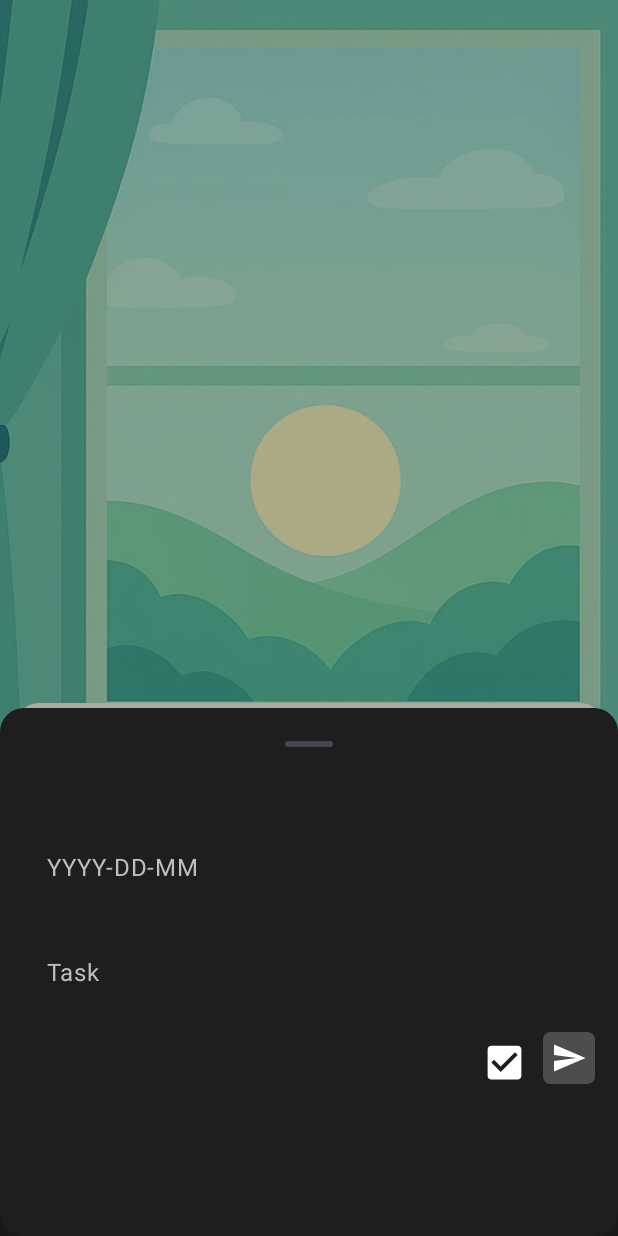
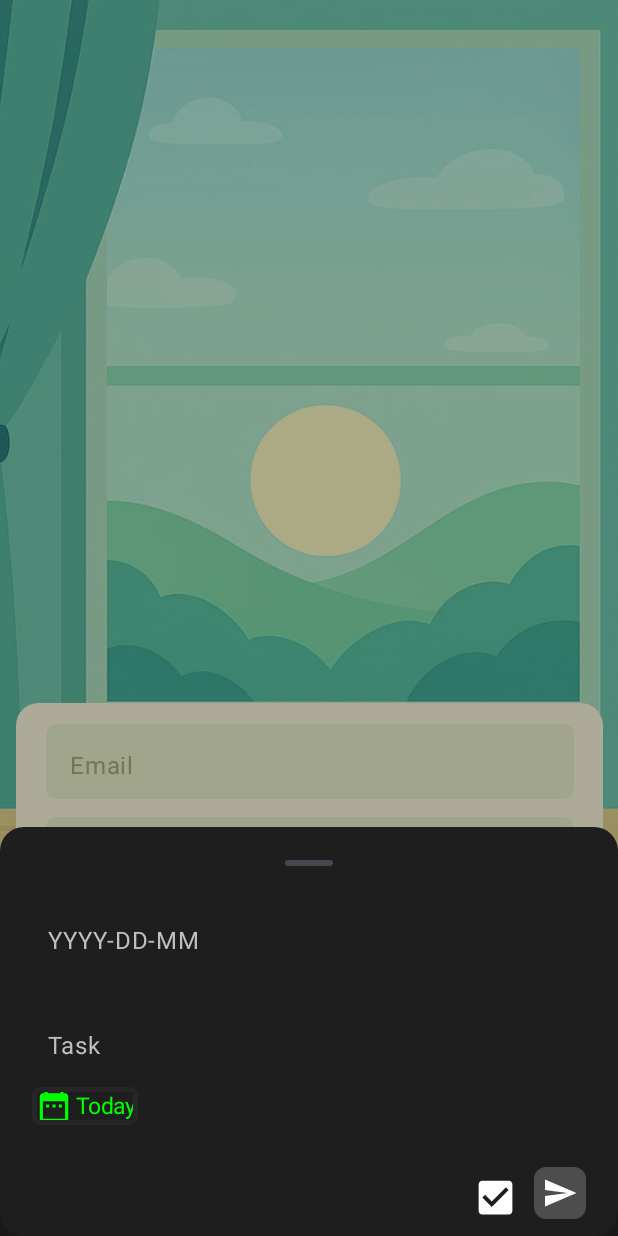
Before and after one commit to DTIXD/Everyday-Tasks, an Android app built with Jetpack Compose: the screen it shows after launch (MainActivity), after a tap on "Add", on a phone screen of 412 x 824 dp. Run offline under Robolectric (Android 15) with nearby library versions, the phone set to English and light mode, and no system bars; our stand-ins replace Firebase (no records; nobody signed in at launch, a user with empty details on screens opened directly); 1 other tap on this screen came first.

Commit message:
Better Design + DateSelect Button In ModelBottomSheet

```diff
--- a/app/src/main/java/com/example/everydaytasks/MainActivity.kt
+++ b/app/src/main/java/com/example/everydaytasks/MainActivity.kt
@@ -9,6 +9,7 @@
 import androidx.annotation.RequiresApi
 import androidx.compose.foundation.Image
 import androidx.compose.foundation.background
+import androidx.compose.foundation.border
 import androidx.compose.foundation.clickable
 import androidx.compose.foundation.layout.Arrangement
 import androidx.compose.foundation.layout.Box
@@ -26,6 +27,7 @@
 import androidx.compose.foundation.shape.RoundedCornerShape
 import androidx.compose.material.icons.Icons
 import androidx.compose.material.icons.filled.Add
+import androidx.compose.material.icons.filled.DateRange
 import androidx.compose.material3.FabPosition
 import androidx.compose.material3.FloatingActionButton
 import androidx.compose.material3.Icon
@@ -45,9 +47,7 @@
 import androidx.navigation.compose.NavHost
 import androidx.navigation.compose.composable
 import androidx.navigation.compose.rememberNavController
-import com.example.everydaytasks.ui.theme.AddButtonBGColor
 import com.example.everydaytasks.ui.theme.BGColor
-import com.example.everydaytasks.ui.theme.Biruz
 import com.example.everydaytasks.ui.theme.BottomMenuColor
 import com.example.everydaytasks.ui.theme.bottommenu.BottomMenu
 import com.example.everydaytasks.ui.theme.date.DatePage
@@ -69,9 +69,11 @@
 import androidx.compose.material3.ModalBottomSheet
 import androidx.compose.material3.rememberModalBottomSheetState
 import androidx.compose.ui.graphics.toArgb
+import androidx.compose.ui.unit.sp
 import androidx.core.view.WindowCompat
+import com.example.everydaytasks.ui.theme.ButtonBGColor
 import com.example.everydaytasks.ui.theme.CaptionTextColor
-import com.example.everydaytasks.ui.theme.SendButtonBGColor
+import com.example.everydaytasks.ui.theme.GreyButtonBGColor
 
 @OptIn(ExperimentalMaterial3Api::class)
 class MainActivity : ComponentActivity() {
@@ -108,7 +110,7 @@
                                         sheetState.show()
                                     }
                                 },
-                                containerColor = AddButtonBGColor,
+                                containerColor = ButtonBGColor,
                                 modifier = Modifier
                                     .offset(y = (-8).dp)
                             ) {
@@ -211,22 +213,15 @@
                             Box(
                                 modifier = Modifier
                                     .wrapContentHeight()
-                                    .padding(
-                                        innerPadding
-                                    )
-                            ) {
-                                Box(
-                                    modifier = Modifier
                                     .fillMaxWidth()
                                     .padding(
-                                            top = 15.dp
+                                        horizontal = 16.dp
                                     ),
                                 contentAlignment = Alignment.TopCenter
                             ) {
                                 Column(
                                     modifier = Modifier
                                         .fillMaxWidth()
-                                            .padding(15.dp)
                                 ) {
                                     if (addForToday.value) {
                                         TextField(
@@ -278,6 +273,47 @@
                                             )
                                         }
                                     )
+                                    Row(
+                                        modifier = Modifier
+                                            .background(
+                                                color = BGColor
+                                            )
+                                            .padding(5.dp)
+                                            .clip(
+                                                RoundedCornerShape(5.dp)
+                                            )
+                                            .border(
+                                                3.dp,
+                                                shape = RoundedCornerShape(5.dp),
+                                                color = BottomMenuColor
+                                            ),
+                                        verticalAlignment = Alignment.CenterVertically
+                                    ) {
+                                        Spacer(
+                                            modifier = Modifier
+                                                .width(2.dp)
+                                        )
+                                        Icon(
+                                            Icons.Default.DateRange,
+                                            contentDescription = "",
+                                            tint = Color.Green,
+                                            modifier = Modifier
+                                                .size(25.dp)
+                                        )
+                                        Spacer(
+                                            modifier = Modifier
+                                                .width(2.dp)
+                                        )
+                                        Text(
+                                            text = "Today",
+                                            color = Color.Green,
+                                            fontSize = 15.sp
+                                        )
+                                        Spacer(
+                                            modifier = Modifier
+                                                .width(2.dp)
+                                        )
+                                    }
                                     Spacer(
                                         modifier = Modifier
                                             .height(17.dp)
@@ -285,10 +321,7 @@
                                     Row(
                                         modifier = Modifier
                                             .fillMaxWidth()
-                                        ) {
-                                            Row(
-                                                modifier = Modifier
-                                                    .fillMaxWidth(),
+                                            .padding(5.dp),
                                         horizontalArrangement = Arrangement.End
                                     ) {
                                         Image(
@@ -313,10 +346,10 @@
                                         Box(
                                             modifier = Modifier
                                                 .clip(
-                                                            RoundedCornerShape(5.dp)
+                                                    RoundedCornerShape(8.dp)
                                                 )
                                                 .background(
-                                                            color = SendButtonBGColor
+                                                    color = GreyButtonBGColor
                                                 )
                                         ) {
                                             Image(
@@ -357,8 +390,6 @@
                 }
             }
         }
-            }
-        }
 
         window.navigationBarColor = Color(0xFF262626).toArgb()
 
--- a/app/src/main/java/com/example/everydaytasks/ui/theme/Color.kt
+++ b/app/src/main/java/com/example/everydaytasks/ui/theme/Color.kt
@@ -21,8 +21,8 @@
 val BottomMenuColor = Color(0xFF262626)
 val IntervalColor = Color(0xFF323232)
 val CaptionTextColor = Color(0xFFBFBFBF)
-val AddButtonBGColor = Color(0xFFDD4C49)
+val ButtonBGColor = Color(0xFFDD4C49)
 val SelectedItemColor = Color(0xFFDD4C49)
 val UnSelectedItemColor = Color(0xFFD0D0D0)
 val SelectedItemBGColor = Color(0xFF482424)
-val SendButtonBGColor = Color(0xFF4D4D4D)
+val GreyButtonBGColor = Color(0xFF4D4D4D)
```
Also changed, not shown: app/src/main/java/com/example/everydaytasks/ui/theme/date/DateSceen.kt (+10 -4 lines), app/src/main/java/com/example/everydaytasks/ui/theme/progress/ProgressScreen.kt (+3 -5 lines). Lines whose indentation alone changed are shown as unchanged.
